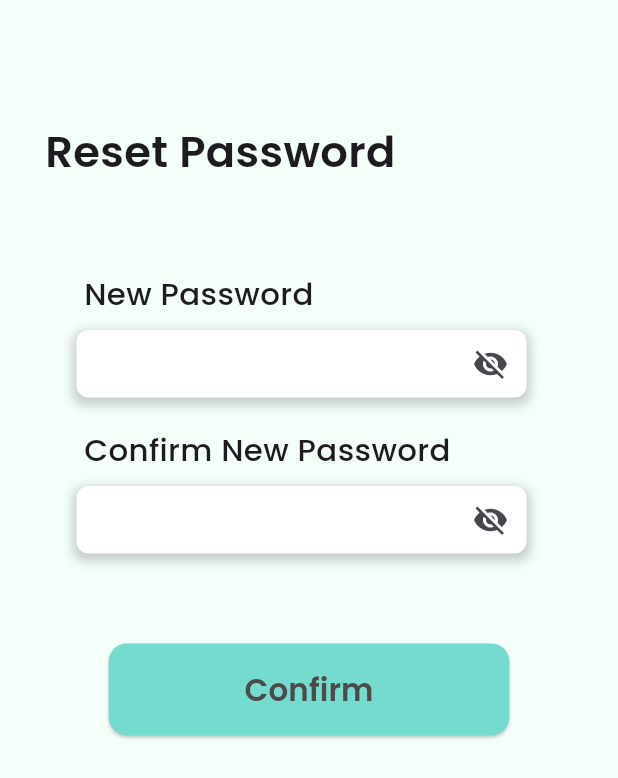
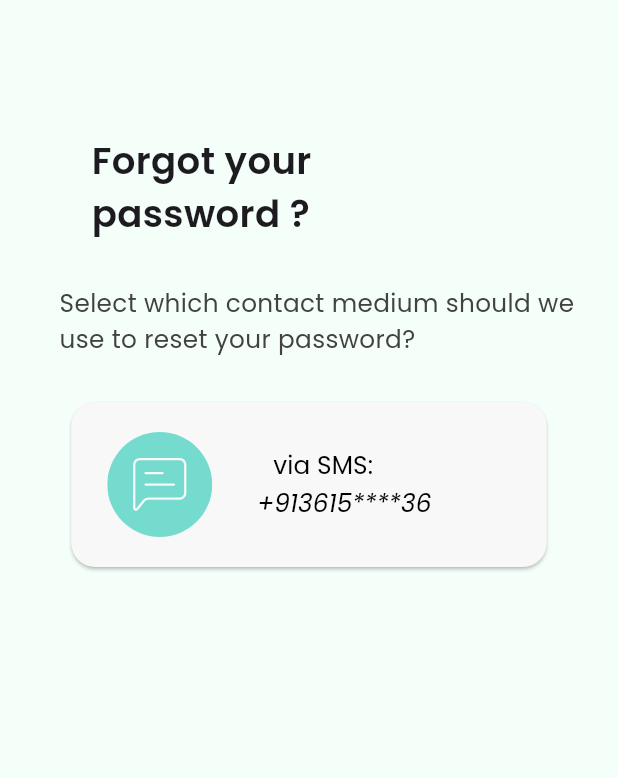
Before and after one commit to Sarvesh23923/D_Thinking, a Flutter app: the Login screen opened directly, after a tap on "Forget password ?", on a phone screen of 412 x 824 dp. Shown: the top 778 px of the screen. Run offline on Flutter 3.47's test engine with Material 3 defaults, Android fonts, the light colour scheme and no system bars; our stand-ins replace flutter_svg, google_fonts, pinput.

Commit message:
Starting pages

```diff
--- /dev/null
+++ b/lib/pages/confirm.dart
@@ -0,0 +1,23 @@
+// ignore_for_file: prefer_const_constructors, prefer_const_literals_to_create_immutables
+
+import 'package:flutter/material.dart';
+import 'package:flutter_svg/flutter_svg.dart';
+
+class Confirm extends StatelessWidget {
+  const Confirm({super.key});
+
+  @override
+  Widget build(BuildContext context) {
+    return Scaffold(
+      backgroundColor: Color.fromRGBO(244, 255, 249, 1),
+      body: Column(
+        children: [
+          SizedBox(height: 50),
+          SvgPicture.asset(
+            "assets/confirm.svg"
+          )
+        ]
+      )
+    );
+  }
+}
--- /dev/null
+++ b/lib/pages/forget.dart
@@ -0,0 +1,107 @@
+// ignore_for_file: camel_case_types, prefer_const_constructors, prefer_const_literals_to_create_immutables, avoid_unnecessary_containers, sized_box_for_whitespace, unused_local_variable, sort_child_properties_last
+
+import 'package:dt/pages/confirm.dart';
+import 'package:flutter/material.dart';
+import 'package:flutter_svg/flutter_svg.dart';
+import 'package:google_fonts/google_fonts.dart';
+
+class Fg_Pass extends StatelessWidget {
+  const Fg_Pass({super.key});
+
+  @override
+  Widget build(BuildContext context) {
+    double screenWidth = MediaQuery.of(context).size.width;
+    double screenHeight = MediaQuery.of(context).size.height;
+    return Scaffold(
+      backgroundColor: Color.fromRGBO(244, 255, 249, 1),
+      body: Column(
+        children: [
+          SizedBox(height: 90),
+
+          Container(
+            width: 290,
+            child: Text(
+              "Forgot your password ?",
+              style: GoogleFonts.poppins(
+                fontSize: screenWidth * 0.06,
+                fontWeight: FontWeight.w600,
+              ),
+            ),
+          ),
+
+          SizedBox(height:30),
+
+          Padding(
+            padding: const EdgeInsets.only(left: 15),
+            child: Text(
+                "Select which contact medium should we \nuse to reset your password?",
+                style: GoogleFonts.poppins(
+                  fontSize: screenWidth * 0.04,
+                  fontWeight: FontWeight.w400,
+                  color: Colors.grey[800]
+                ),
+            ),
+          ),
+
+          SizedBox(height: 30),
+
+          Center(
+            child: SizedBox(
+              width: 317,
+              height: 110,
+              child: ElevatedButton(onPressed: (){
+                Navigator.push(context,
+                MaterialPageRoute(builder: (context) => Confirm())
+                );
+              },
+              child: Row(
+                children: [
+                  SvgPicture.asset(
+                    "assets/sms.svg",
+                  ),
+
+                SizedBox(width: 30),
+
+                  Column(
+                    children: [
+                      SizedBox(height: 30),
+                      SizedBox(
+                        width:95,
+                        child: Text(
+                          "via SMS:",
+                          style: GoogleFonts.poppins(
+                            fontSize: screenWidth * 0.04,
+                            fontWeight: FontWeight.w400,
+                            color: Colors.black
+                          ),
+                        ),
+                      ),
+
+                      SizedBox(height: 1),
+                      Text(
+                        "+913615****36",
+                        style: GoogleFonts.poppins(
+                          fontSize: screenWidth * 0.04,
+                          fontStyle: FontStyle.italic,
+                          fontWeight: FontWeight.w400,
+                          color: Colors.black,
+                        )
+                      )
+                    ],
+                  ),
+                ],
+              ),
+              style: ElevatedButton.styleFrom(
+                shape: RoundedRectangleBorder(
+                  borderRadius: BorderRadius.circular(16)
+                ),
+                backgroundColor: Color.fromRGBO(248,248,248,1,),
+              ),
+              ),
+            ),
+          )
+        ],
+      )
+    );
+  }
+}
--- a/lib/pages/login.dart
+++ b/lib/pages/login.dart
@@ -1,5 +1,6 @@
 // ignore_for_file: prefer_const_constructors, sized_box_for_whitespace, prefer_const_literals_to_create_immutables, avoid_unnecessary_containers, unused_local_variable, unused_import
 
+import 'package:dt/pages/forget.dart';
 import 'package:dt/pages/reset.dart';
 import 'package:dt/pages/home.dart';
 import 'package:dt/pages/login.dart';
@@ -149,7 +150,7 @@ class _LoginState extends State<Login> {
                 TextButton(onPressed: (){
                   Navigator.push(context,
                   MaterialPageRoute(
-                    builder: (context) => Reset(),
+                    builder: (context) => Fg_Pass(),
                   )
                 );
                 },
--- a/lib/pages/reset.dart
+++ b/lib/pages/reset.dart
@@ -1,6 +1,5 @@
 // ignore_for_file: prefer_const_constructors, prefer_const_literals_to_create_immutables, unused_local_variable, sized_box_for_whitespace, sort_child_properties_last
 
-import 'package:dt/pages/confirm.dart';
 import 'package:flutter/material.dart';
 import 'package:google_fonts/google_fonts.dart';
 
@@ -125,9 +124,18 @@ class Reset extends StatelessWidget {
 
                 SizedBox(height: 60),
 
-                SizedBox(
+                Container(
                   width: 267,
                   height: 61,
+                  decoration: BoxDecoration(
+                    boxShadow: [
+                      BoxShadow(
+                        color: Colors.black.withOpacity(1),
+                        blurRadius: 2,
+                        offset: Offset(0, 5)
+                      )
+                    ]
+                  ),
                   child: ElevatedButton(onPressed: (){},
                   child: Text(
                     "Confirm",
--- a/pubspec.yaml
+++ b/pubspec.yaml
@@ -34,6 +34,9 @@ flutter:
   assets:
     - assets/register.svg
     - assets/login.svg
+    - assets/confirm.svg
+    - assets/sms.svg
+    - assets/email.svg
 
 
   # An image asset can refer to one or more resolution-specific "variants", see
```
Also changed, not shown: assets/email.svg (added), assets/sms.svg (added).
